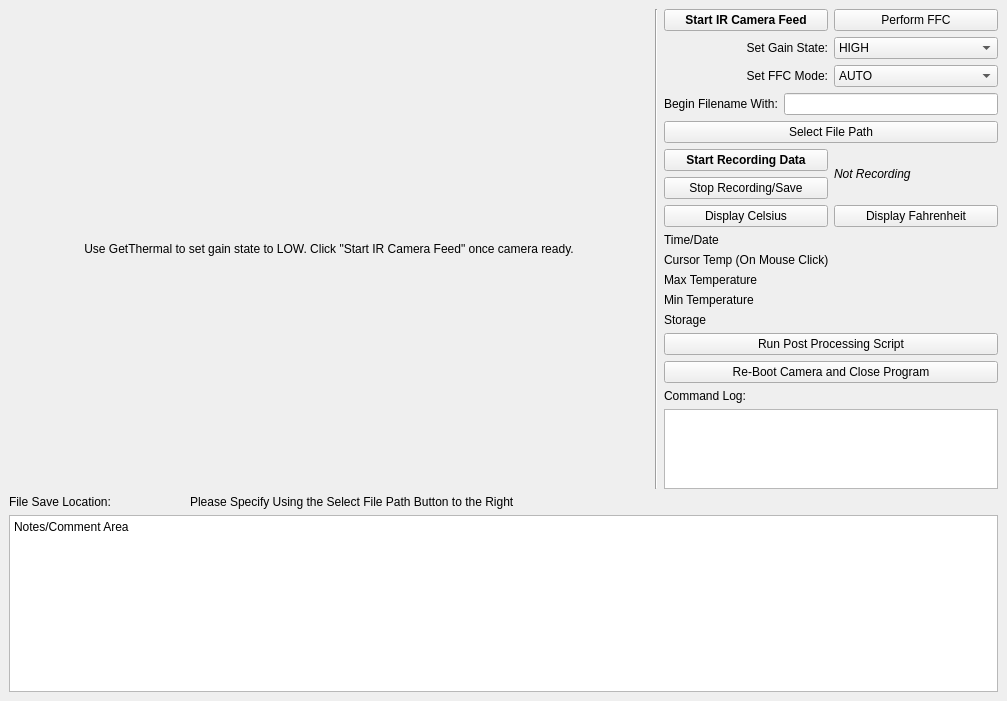
This is ui_software/Development/ir_v12.ui in groupgets/purethermal1-uvc-capture as Qt 5 draws it before an edit. The edited form follows.
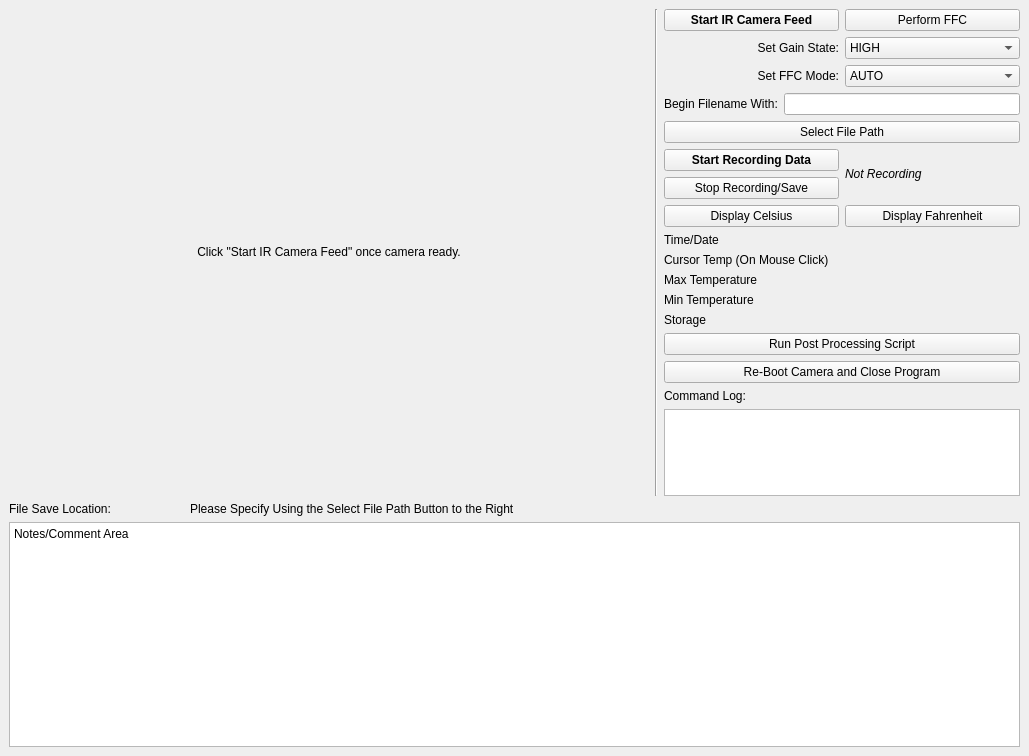
This is the edited form.

What changed in the file:
```diff
--- a/ui_software/Development/ir_v12.ui
+++ b/ui_software/Development/ir_v12.ui
@@ -6,8 +6,8 @@
    <rect>
     <x>0</x>
     <y>0</y>
-    <width>1007</width>
-    <height>701</height>
+    <width>1029</width>
+    <height>756</height>
    </rect>
   </property>
   <property name="windowTitle">
@@ -30,7 +30,7 @@
        </size>
       </property>
       <property name="text">
-       <string>Use GetThermal to set gain state to LOW. Click &quot;Start IR Camera Feed&quot; once camera ready.</string>
+       <string>Click &quot;Start IR Camera Feed&quot; once camera ready.</string>
       </property>
       <property name="alignment">
        <set>Qt::AlignCenter</set>
```
